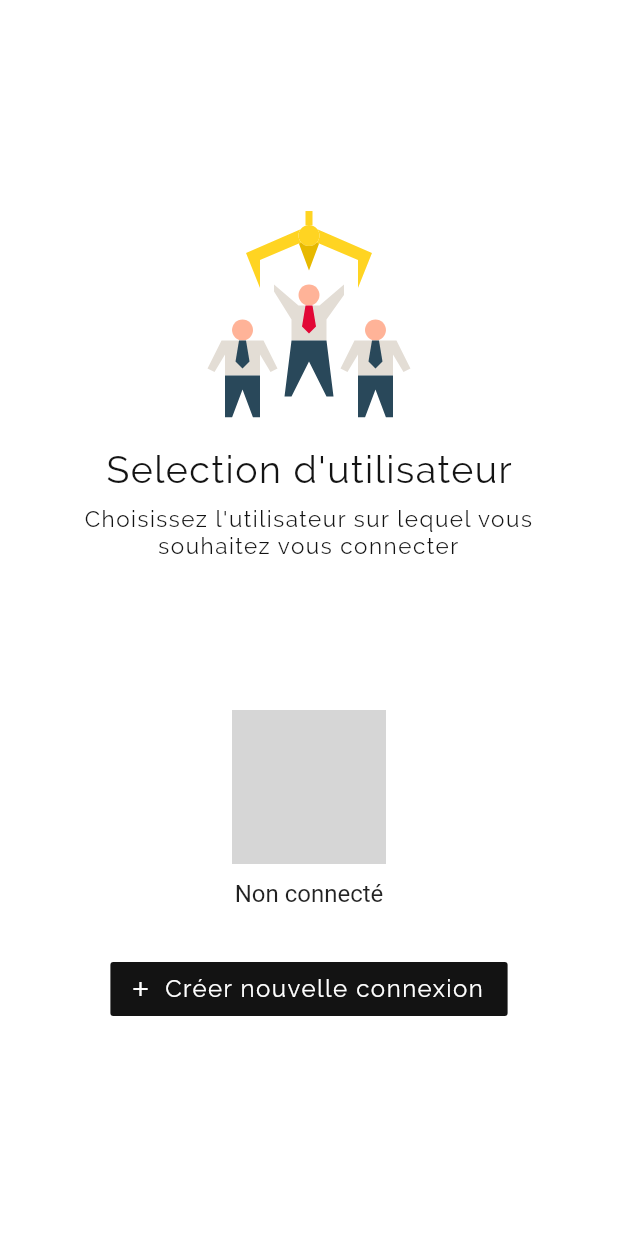
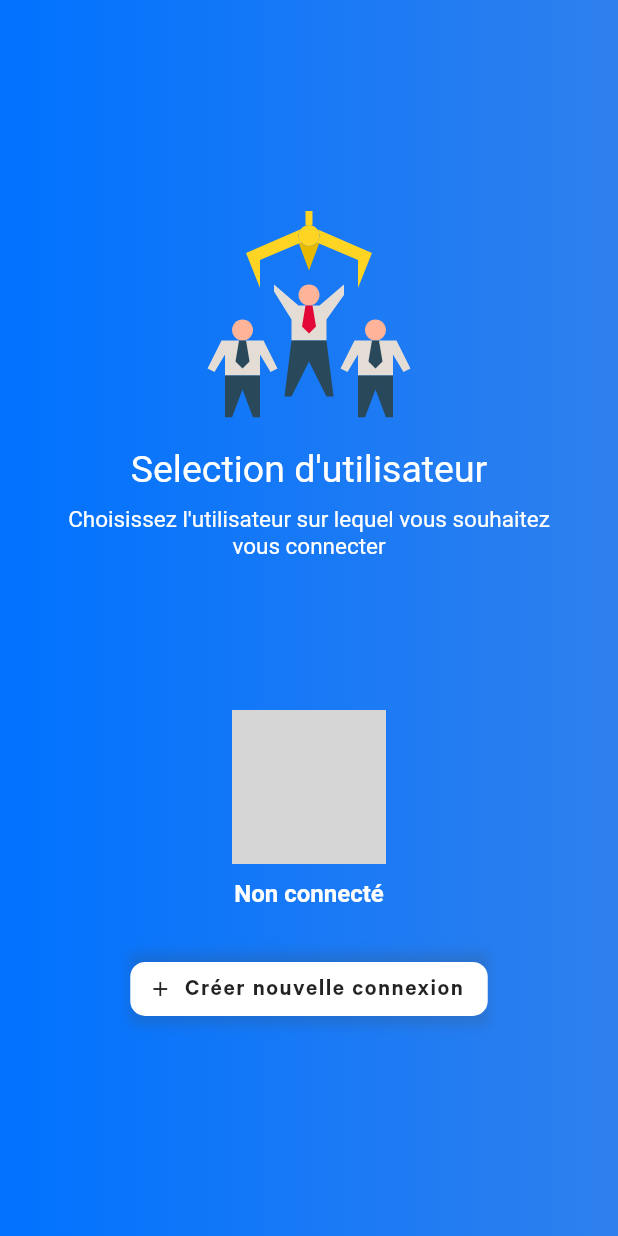
Before and after one commit to EpitechUtils/EpiMobile, a Flutter app: the screen it shows after launch, on a phone screen of 412 x 824 dp. Run offline on Flutter 3.47's test engine with Material 2 defaults, Android fonts, the phone set to English and light mode, and no system bars; our stand-ins replace flutter_cache_manager, flutter_local_notifications, flutter_spinkit, flutter_svg, outline_material_icons, percent_indicator and 1 more; missing offline and left inert: android_alarm_manager, background_fetch, calendar_views, flutter_sparkline, flutter_webview_plugin; generated files the repository leaves out were written again; statements that could not run were skipped; grey boxes are pictures that could not be loaded.

Commit message:
Add new menus

```diff
--- a/lib/pages/login/select.dart
+++ b/lib/pages/login/select.dart
@@ -56,7 +56,9 @@ class SelectLogin extends StatelessWidget {
                 // Login display
                 Text(this.loginEmail == null ? "Non connecté" : this.loginEmail,
                     style: TextStyle(
-                        fontSize: 16
+                        fontSize: 16,
+                        color: Colors.white,
+                        fontWeight: FontWeight.w600
                     ),
                 )
             ],
@@ -71,7 +73,14 @@ class SelectLogin extends StatelessWidget {
             body: Container(
                 padding: EdgeInsets.symmetric(horizontal: MediaQuery.of(context).size.width / 10),
                 decoration: BoxDecoration(
-                    color: Theme.of(context).scaffoldBackgroundColor
+                    gradient: LinearGradient(
+                        begin: Alignment.centerLeft,
+                        end: Alignment.centerRight,
+                        colors: <Color>[
+                            Color(0xFF0072ff),
+                            Color(0xFF2F80ED),
+                        ]
+                    )
                 ),
                 child: Column(
                     mainAxisAlignment: MainAxisAlignment.center,
@@ -86,10 +95,10 @@ class SelectLogin extends StatelessWidget {
 
                         Text("Selection d'utilisateur",
                             style: TextStyle(
-                                color: Color(0xFF131313),
+                                color: Colors.white,
                                 fontSize: 25.0,
-                                fontFamily: "Raleway",
-                                letterSpacing: 1.0,
+                                //fontFamily: "Raleway",
+                                //letterSpacing: 1.0,
                             )
                         ),
 
@@ -99,10 +108,10 @@ class SelectLogin extends StatelessWidget {
                             "vous connecter",
                             textAlign: TextAlign.center,
                             style: TextStyle(
-                                color: Color(0xFF131313),
+                                color: Colors.white,
                                 fontSize: 15.0,
-                                fontFamily: "Raleway",
-                                letterSpacing: 1.0,
+                                //fontFamily: "Raleway",
+                                //letterSpacing: 1.0,
                             )
                         ),
 
@@ -112,19 +121,35 @@ class SelectLogin extends StatelessWidget {
 
                         SizedBox(height: 30),
 
-                        FlatButton.icon(
-                            onPressed: this.createNewConnection(context),
-                            color: Color(0xFF131313),
-                            icon: Icon(Icons.add,
-                                size: 16,
+                        Container(
+                            decoration: BoxDecoration(
+                                boxShadow: <BoxShadow>[
+                                    BoxShadow(
+                                        color: Color(0xFF464646).withOpacity(0.2),
+                                        blurRadius: 6.0,
+                                    )
+                                ]
+                            ),
+                            child: FlatButton.icon(
+                                shape: RoundedRectangleBorder(
+                                    borderRadius: BorderRadius.circular(10)
+                                ),
+                                onPressed: this.createNewConnection(context),
                                 color: Colors.white,
-                            ),
-                            label: Text("Créer nouvelle connexion",
-                                style: TextStyle(
-                                    color: Colors.white,
-                                    fontSize: 16,
-                                    fontFamily: "Raleway",
-                                    letterSpacing: 1.0,
+                                icon: Icon(Icons.add,
+                                    size: 16,
+                                    //color: Colors.white,
+                                ),
+                                label: Container(
+                                    margin: const EdgeInsets.only(top: 3),
+                                    child: Text("Créer nouvelle connexion",
+                                        style: TextStyle(
+                                            //color: Colors.white,
+                                            fontSize: 16,
+                                            //fontFamily: "Raleway",
+                                            //letterSpacing: 1.0,
+                                        )
+                                    ),
                                 )
                             )
                         )
```
Also changed, not shown: lib/layouts/default.dart (+5 -5 lines), lib/pages/login/synchronization.dart (+15 -9 lines), lib/pages/login/webview.dart (+41 -3 lines).
